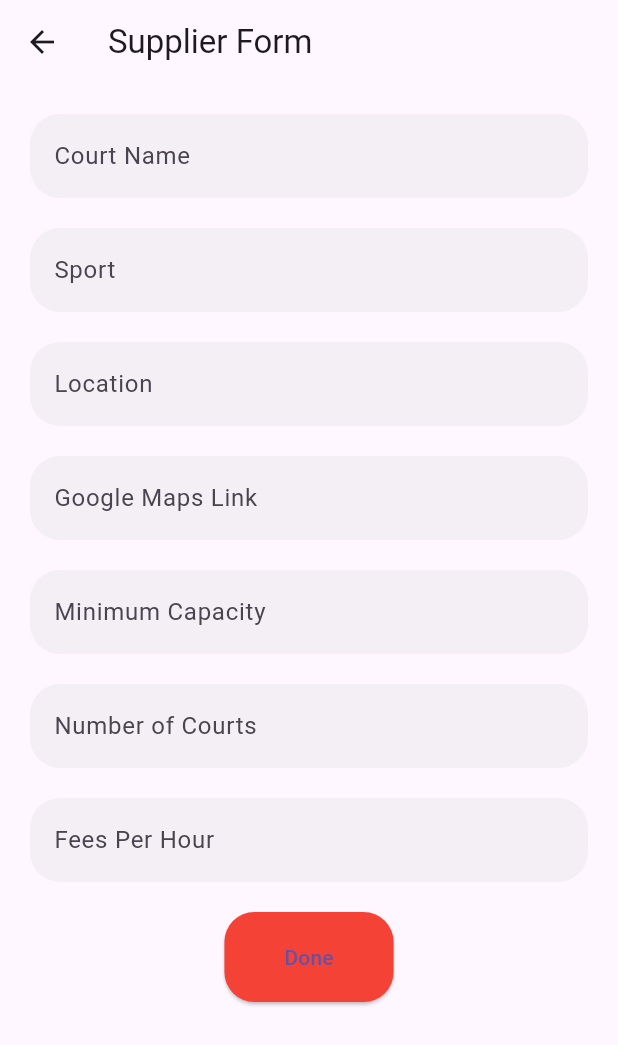
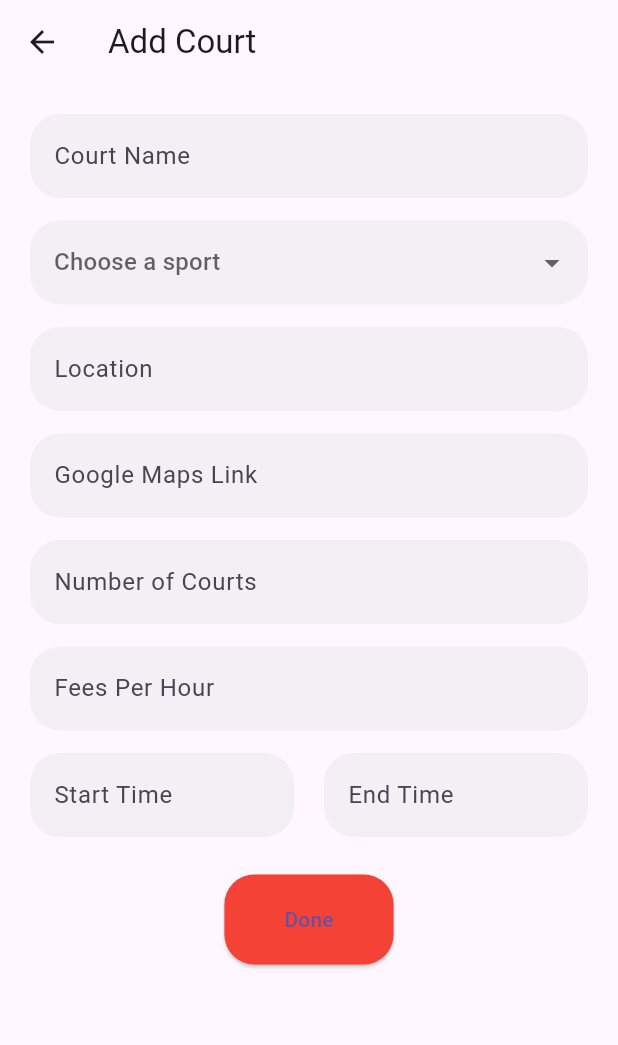
Before and after one commit to SaherSeada/Fieldz, a Flutter app: the SupplierYourCourtsView screen opened directly, after a tap on the "add" icon, on a phone screen of 412 x 824 dp. Shown: the top 1045 px of the screen. Run offline on Flutter 3.47's test engine with Material 3 defaults, Android fonts, the light colour scheme and no system bars; our stand-ins replace awesome_dialog, cloud_firestore, firebase_auth, firebase_core, get, table_calendar; accounts and stored records are empty; network calls fail.

Commit message:
Almost finished adding product

```diff
--- a/fieldz/lib/controllers/supplier_add_court_controller.dart
+++ b/fieldz/lib/controllers/supplier_add_court_controller.dart
@@ -1,16 +1,10 @@
 import 'package:fieldz/models/supplier_court_model.dart';
+import 'package:get/get.dart';
 
-class AddCourtController {
-  void submitForm(Court court) {
-    // Perform actions based on the submitted court data
-    print('Form submitted');
-    print('Court Name: ${court.courtName}');
-    print('Sport: ${court.selectedSport}');
-    print('Location: ${court.location}');
-    print('Google Maps Link: ${court.googleMapsLink}');
-    print('Minimum Capacity: ${court.minCapacity}');
-    print('Number of Courts: ${court.numCourts}');
-    print('Fees per Hour: ${court.feesPerHour}');
-    // Add more actions as needed, such as saving data to a database
+class AddCourtController extends GetxController {
+  List<String> sports = ["Football", "Padel", "Tennis", "Basketball", "Handball", "Hockey"];
+  Rx<String?> selectedSport = null.obs;
+
+  void submitForm() {
   }
 }
--- a/fieldz/lib/main.dart
+++ b/fieldz/lib/main.dart
@@ -1,6 +1,6 @@
 import 'package:fieldz/controllers/main_controller.dart';
 import 'package:fieldz/views/LandingPage.dart';
-import 'package:fieldz/views/Supplier/supplier_login.dart';
+import 'package:fieldz/views/Supplier/supplier_dashboard_view.dart';
 import 'package:fieldz/views/coach_landingpage.dart';
 import 'package:fieldz/views/login.dart';
 import 'package:fieldz/views/user_landing_page.dart';
@@ -55,7 +55,7 @@ class MainPage extends StatelessWidget {
           case 'admin':
             return AdminLandingPage();
           case 'supplier':
-            return const SupplierLogin();
+            return SupplierDashboardView();
           case 'coach':
             return const LandingPage();
           default:
--- a/fieldz/lib/views/Supplier/Menu/addCourt/supplier_form_view.dart
+++ b/fieldz/lib/views/Supplier/Menu/addCourt/supplier_form_view.dart
@@ -1,9 +1,14 @@
+import 'package:fieldz/controllers/supplier_add_court_controller.dart';
 import 'package:flutter/material.dart';
 import 'package:fieldz/theme/theme_constants.dart'; // Import theme constants
-import 'package:fieldz/views/Supplier/Menu/addCourt/supplier_your_courts_view.dart'; // Import SupplierYourCourtsView
+import 'package:fieldz/views/Supplier/Menu/addCourt/supplier_your_courts_view.dart';
+import 'package:flutter/widgets.dart';
+import 'package:get/get.dart'; // Import SupplierYourCourtsView
 
 class SupplierFormView extends StatelessWidget {
-  const SupplierFormView({Key? key});
+  SupplierFormView({super.key});
+
+  final AddCourtController controller = Get.put(AddCourtController());
 
   @override
   Widget build(BuildContext context) {
@@ -12,13 +17,12 @@ class SupplierFormView extends StatelessWidget {
       data: ThemeData(
         brightness: Brightness.light, // Default to light theme
         primaryColor: COLOR_PRIMARY,
-        hintColor: COLOR_ACCENT,
         floatingActionButtonTheme:
-            FloatingActionButtonThemeData(backgroundColor: COLOR_ACCENT),
+            const FloatingActionButtonThemeData(backgroundColor: COLOR_ACCENT),
         elevatedButtonTheme: ElevatedButtonThemeData(
           style: ButtonStyle(
             padding: MaterialStateProperty.all<EdgeInsetsGeometry>(
-                EdgeInsets.symmetric(horizontal: 40.0, vertical: 20.0)),
+                const EdgeInsets.symmetric(horizontal: 40.0, vertical: 20.0)),
             shape: MaterialStateProperty.all<OutlinedBorder>(
                 RoundedRectangleBorder(
                     borderRadius: BorderRadius.circular(20.0))),
@@ -36,65 +40,90 @@ class SupplierFormView extends StatelessWidget {
       ),
       child: Scaffold(
         appBar: AppBar(
-          title: Text('Supplier Form'),
+          title: const Text('Add Court'),
         ),
         body: SingleChildScrollView(
           child: Padding(
-            padding: EdgeInsets.all(20.0),
+            padding: const EdgeInsets.all(20.0),
             child: Column(
               children: [
                 // Court Name Text Field
-                TextField(
+                const TextField(
                   decoration: InputDecoration(
                     labelText: 'Court Name',
                   ),
                 ),
-                SizedBox(height: 20),
+                const SizedBox(height: 15),
                 // Sport Text Field
-                TextField(
-                  decoration: InputDecoration(
-                    labelText: 'Sport',
-                  ),
-                ),
-                SizedBox(height: 20),
+                Obx(() => DropdownButtonFormField(
+                    value: controller.selectedSport.value,
+                    hint: const Text('Choose a sport'),
+                    items: controller.sports
+                        .map<DropdownMenuItem<String>>((String value) {
+                      return DropdownMenuItem<String>(
+                        value: value,
+                        child: Text(value),
+                      );
+                    }).toList(),
+                    onChanged: (value) {
+                      controller.selectedSport = value.obs;
+                    })),
+                const SizedBox(height: 15),
                 // Location Text Field
-                TextField(
+                const TextField(
                   decoration: InputDecoration(
                     labelText: 'Location',
                   ),
                 ),
-                SizedBox(height: 20),
+                const SizedBox(height: 15),
                 // Google Maps Link Text Field
-                TextField(
+                const TextField(
                   decoration: InputDecoration(
                     labelText: 'Google Maps Link',
                   ),
                 ),
-                SizedBox(height: 20),
+                const SizedBox(height: 15),
                 // Minimum Capacity Text Field
-                TextField(
-                  keyboardType: TextInputType.number,
-                  decoration: InputDecoration(
-                    labelText: 'Minimum Capacity',
-                  ),
-                ),
-                SizedBox(height: 20),
+                // TextField(
+                //   keyboardType: TextInputType.number,
+                //   decoration: InputDecoration(
+                //     labelText: 'Minimum Capacity',
+                //   ),
+                // ),
+                // SizedBox(height: 20),
                 // Number of Courts Text Field
-                TextField(
+                const TextField(
                   keyboardType: TextInputType.number,
                   decoration: InputDecoration(
                     labelText: 'Number of Courts',
                   ),
                 ),
-                SizedBox(height: 20),
+                const SizedBox(height: 15),
                 // Fees Per Hour Text Field
-                TextField(
+                const TextField(
                   keyboardType: TextInputType.number,
                   decoration: InputDecoration(
                     labelText: 'Fees Per Hour',
                   ),
                 ),
-                SizedBox(height: 20),
+                const SizedBox(height: 15),
+                const Row(
+                    children: [
+                      Expanded(
+                          child: TextField(
+                              keyboardType: TextInputType.number,
+                              decoration: InputDecoration(
+                                labelText: 'Start Time',
+                              ))),
+                      const SizedBox(width: 20),
+                      Expanded(
+                          child: TextField(
+                              keyboardType: TextInputType.number,
+                              decoration: InputDecoration(
+                                labelText: 'End Time',
+                              )))
+                    ]),
+                const SizedBox(height: 25),
                 // Done Button
                 ElevatedButton(
                   onPressed: () {
@@ -106,7 +135,7 @@ class SupplierFormView extends StatelessWidget {
                           builder: (context) => SupplierYourCourtsView()),
                     );
                   },
-                  child: Text('Done'),
+                  child: const Text('Done'),
                 ),
               ],
             ),
--- a/fieldz/lib/views/Supplier/Menu/addCourt/supplier_your_courts_view.dart
+++ b/fieldz/lib/views/Supplier/Menu/addCourt/supplier_your_courts_view.dart
@@ -3,6 +3,8 @@ import 'package:flutter/material.dart';
 import 'package:fieldz/theme/theme_constants.dart'; // Import theme constants
 
 class SupplierYourCourtsView extends StatelessWidget {
+  const SupplierYourCourtsView({super.key});
+
   @override
   Widget build(BuildContext context) {
     return Theme(
@@ -10,15 +12,15 @@ class SupplierYourCourtsView extends StatelessWidget {
       data: ThemeData(
         brightness: Brightness.light, // Default to light theme
         primaryColor: COLOR_PRIMARY,
-        floatingActionButtonTheme: FloatingActionButtonThemeData(
+        floatingActionButtonTheme: const FloatingActionButtonThemeData(
           backgroundColor: COLOR_ACCENT,
         ),
       ),
       child: Scaffold(
         appBar: AppBar(
-          title: Text('Your Courts'),
+          title: const Text('Your Courts'),
         ),
-        body: SingleChildScrollView(
+        body: const SingleChildScrollView(
           child: Padding(
             padding: EdgeInsets.all(20.0),
             child: Column(
@@ -28,7 +30,7 @@ class SupplierYourCourtsView extends StatelessWidget {
             ),
           ),
         ),
-        floatingActionButton: FloatingActionButton(
+        floatingActionButton: Padding(padding: const EdgeInsets.all(7), child: FloatingActionButton(
           onPressed: () {
             Navigator.pop(context);
             Navigator.push(
@@ -36,9 +38,9 @@ class SupplierYourCourtsView extends StatelessWidget {
               MaterialPageRoute(builder: (context) => SupplierFormView()),
             );
           },
-          child: Icon(Icons.add),
+          child: const Icon(Icons.add),
         ),
       ),
-    );
+    ));
   }
 }
--- a/fieldz/lib/views/Supplier/supplier_dashboard_view.dart
+++ b/fieldz/lib/views/Supplier/supplier_dashboard_view.dart
@@ -32,8 +32,9 @@ class SupplierDashboardView extends StatelessWidget {
           child: ListView(
             children: [
               // Drawer menu items
+              const SizedBox(height: 20),
               ListTile(
-                title: Text('Profile'),
+                title: const Text('Profile'),
                 onTap: () {
                   Navigator.pop(context); // Close drawer
                   // Navigate to Profile page
@@ -45,20 +46,20 @@ class SupplierDashboardView extends StatelessWidget {
                 },
               ),
               ListTile(
-                title: Text('Pending Courts'),
+                title: const Text('Pending Courts'),
                 onTap: () {
                   Navigator.pop(context); // Close drawer
                   // Navigate to Pending Courts page
                   Navigator.push(
                     context,
                     MaterialPageRoute(
-                      builder: (context) => SupplierPendingCourtsView(),
+                      builder: (context) => const SupplierPendingCourtsView(),
                     ),
                   );
                 },
               ),
               ListTile(
-                title: Text('Your Courts'),
+                title: const Text('Your Courts'),
                 onTap: () {
                   Navigator.pop(context); // Close drawer
                   // Navigate to Your Courts page
@@ -71,7 +72,7 @@ class SupplierDashboardView extends StatelessWidget {
                 },
               ),
               ListTile(
-                title: Text('Reports'),
+                title: const Text('Reports'),
                 onTap: () {
                   Navigator.pop(context); // Close drawer
                   // Navigate to Pending Courts page
@@ -84,7 +85,7 @@ class SupplierDashboardView extends StatelessWidget {
                 },
               ),
               ListTile(
-                title: Text('Help'),
+                title: const Text('Help'),
                 onTap: () {
                   Navigator.pop(context); // Close drawer
                   // Navigate to Pending Courts page
@@ -106,7 +107,7 @@ class SupplierDashboardView extends StatelessWidget {
             ],
           ),
         ),
-        body: Center(
+        body: const Center(
           child: Text('Welcome to the Dashboard!'),
         ),
       ),
```
